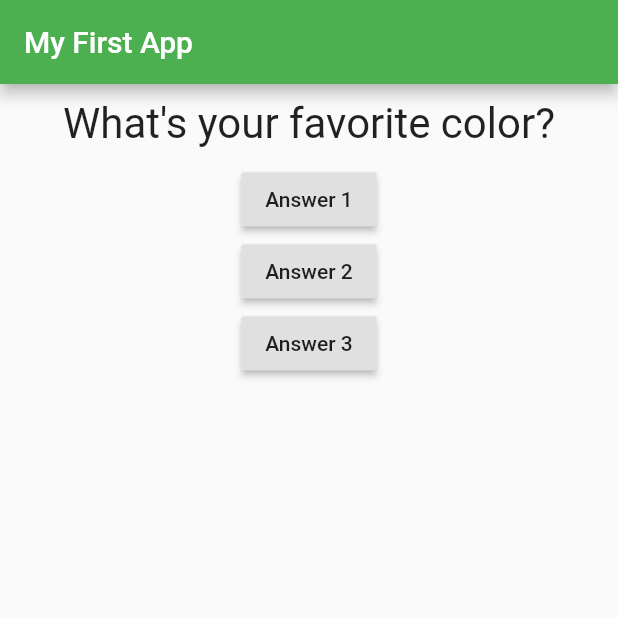
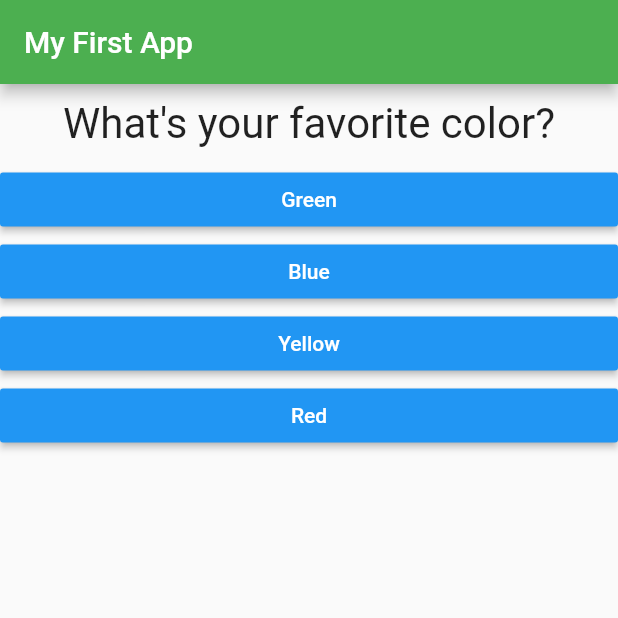
Before and after one commit to lfrigodesouza/flutter-study, a Flutter app: the screen it shows after launch, on a phone screen of 412 x 824 dp, the top half of it. Run offline on Flutter 3.47's test engine with Material 2 defaults, Android fonts, the phone set to English and light mode, and no system bars.

Commit message:
Continua implementação da seção 2

```diff
--- /dev/null
+++ b/flutter_project/lib/answer.dart
@@ -0,0 +1,20 @@
+import 'package:flutter/material.dart';
+
+class Answer extends StatelessWidget {
+  final Function selectHandler;
+  final String answerText;
+  Answer(this.selectHandler, this.answerText);
+
+  @override
+  Widget build(BuildContext context) {
+    return Container(
+      width: double.infinity,
+      child: RaisedButton(
+        color: Colors.blue,
+        textColor: Colors.white,
+        child: Text(answerText),
+        onPressed: selectHandler,
+      ),
+    );
+  }
+}
--- a/flutter_project/lib/main.dart
+++ b/flutter_project/lib/main.dart
@@ -1,5 +1,7 @@
 import 'package:flutter/material.dart';
-import 'package:flutter_project/question.dart';
+
+import 'quiz.dart';
+import 'result.dart';
 
 //void main() {
 //  runApp(MyApp());
@@ -21,11 +23,30 @@ class _MyAppState extends State<MyApp> {
       _questionIndex++;
     });
     print(_questionIndex);
+    if (_questionIndex < _questions.length) {
+      print('We have more questions!');
+    } else {
+      print('No more questions!');
+    }
   }
 
-  var questions = [
-    'What\'s your favorite color?',
-    'What\'s your favorite animal?'
+  final _questions = const [
+    {
+      'questionText': 'What\'s your favorite color?',
+      'answers': ['Green', 'Blue', 'Yellow', 'Red']
+    },
+    {
+      'questionText': 'What\'s your favorite animal?',
+      'answers': ['Dog', 'Cat', 'Rabbit', 'Birds']
+    },
+    {
+      'questionText': 'What\'s your prefered vehicle?',
+      'answers': ['Car', 'Motorcicle', 'Bicicle', 'Boat']
+    },
+    {
+      'questionText': 'It\'s gonna rain today?',
+      'answers': ['Yes', 'No']
+    }
   ];
 
   Widget build(BuildContext context) {
@@ -35,23 +56,13 @@ class _MyAppState extends State<MyApp> {
           backgroundColor: Colors.green,
           title: Text('My First App'),
         ),
-        body: Column(children: [
-          Question(
-            questions[_questionIndex],
-          ),
-          RaisedButton(
-            child: Text('Answer 1'),
-            onPressed: _answerQuestion,
-          ),
-          RaisedButton(
-            child: Text('Answer 2'),
-            onPressed: _answerQuestion,
-          ),
-          RaisedButton(
-            child: Text('Answer 3'),
-            onPressed: _answerQuestion,
-          ),
-        ]),
+        body: _questionIndex < _questions.length
+            ? Quiz(
+                answerQuestion: _answerQuestion,
+                questionIndex: _questionIndex,
+                questions: _questions,
+              )
+            : Result(),
       ),
     );
   }
--- /dev/null
+++ b/flutter_project/lib/quiz.dart
@@ -0,0 +1,28 @@
+import 'package:flutter/material.dart';
+
+import 'answer.dart';
+import 'question.dart';
+
+class Quiz extends StatelessWidget {
+  final List<Map<String, Object>> questions;
+  final int questionIndex;
+  final Function answerQuestion;
+
+  Quiz({
+    @required this.questions,
+    @required this.answerQuestion,
+    @required this.questionIndex,
+  });
+
+  @override
+  Widget build(BuildContext context) {
+    return Column(children: [
+      Question(
+        questions[questionIndex]['questionText'],
+      ),
+      ...(questions[questionIndex]['answers'] as List<String>).map((answer) {
+        return Answer(answerQuestion, answer);
+      }).toList()
+    ]);
+  }
+}
--- /dev/null
+++ b/flutter_project/lib/result.dart
@@ -0,0 +1,10 @@
+import 'package:flutter/material.dart';
+
+class Result extends StatelessWidget {
+  @override
+  Widget build(BuildContext context) {
+    return Center(
+      child: Text('You did it!'),
+    );
+  }
+}
--- a/flutter_project/pubspec.yaml
+++ b/flutter_project/pubspec.yaml
@@ -14,7 +14,7 @@ description: A new Flutter project.
 version: 1.0.0+1
 
 environment:
-  sdk: ">=2.1.0 <3.0.0"
+  sdk: ">=2.3.0 <3.0.0"
 
 dependencies:
   flutter:
```
